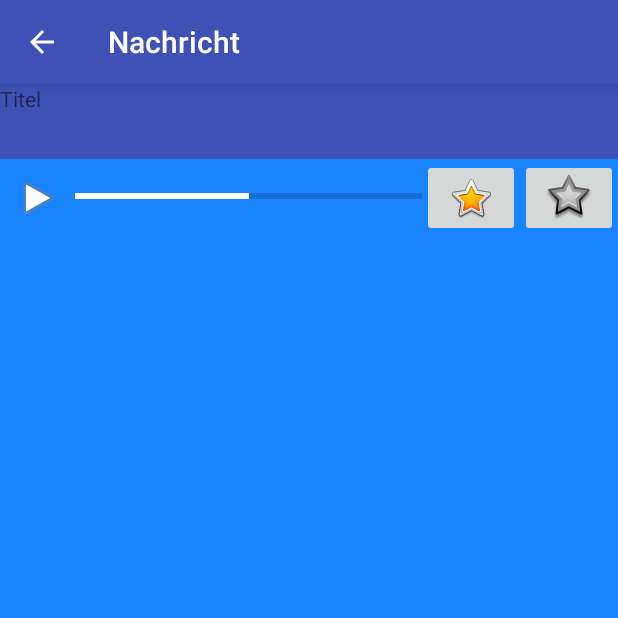
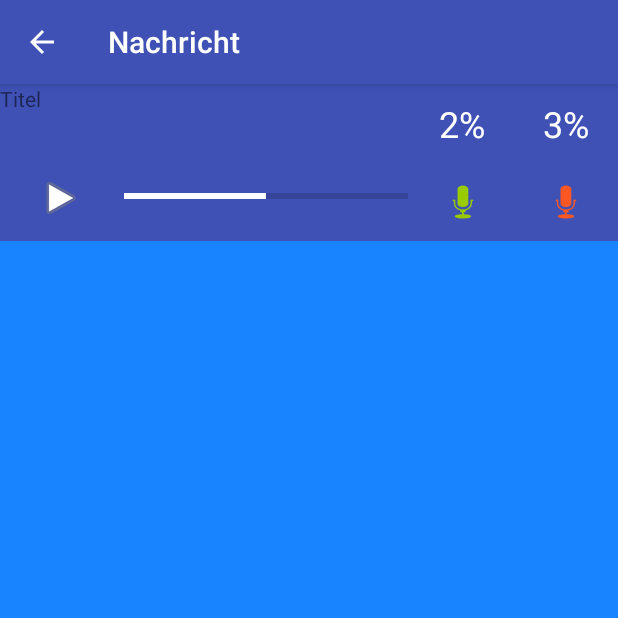
Before and after one commit to trishayser/hearme, an Android app: the PlayActivity screen opened directly, with no data from a screen before it, on a phone screen of 412 x 824 dp, the top half of it. Run offline under Robolectric (Android 15) with nearby library versions, the phone set to English and light mode, and no system bars.

Commit message:
Weitere Änderungen

```diff
--- a/app/src/main/java/com/example/paulo/mapstest/PlayActivity.java
+++ b/app/src/main/java/com/example/paulo/mapstest/PlayActivity.java
@@ -21,7 +21,6 @@ public class PlayActivity extends AppCompatActivity {
 
         final Intent playbackServiceIntent = new Intent(this, AudioPlayer.class);
         play = (ImageButton) findViewById(R.id.play);
-        ImageButton stop = (ImageButton) findViewById(R.id.stop);
 
         play.setOnClickListener(new View.OnClickListener() {
             @Override
@@ -43,16 +42,6 @@ public class PlayActivity extends AppCompatActivity {
             }
 
         });
-
-        stop.setOnClickListener(new View.OnClickListener() {
-
-            @Override
-            public void onClick(View view) {
-                stopService(playbackServiceIntent);
-
-                //finish();
-            }
-        });
     }
 
 
--- a/app/src/main/res/layout/activity_maps_2.xml
+++ b/app/src/main/res/layout/activity_maps_2.xml
@@ -138,7 +138,8 @@
                 android:layout_height="wrap_content"
                 android:layout_gravity="bottom|end"
                 android:layout_margin="@dimen/fab_margin"
-                app:backgroundTint="@color/mycolor"
+                android:tint="@color/kultur"
+                app:backgroundTint="@color/colorPrimary"
                 app:srcCompat="@android:drawable/ic_btn_speak_now" />
 
             <!-- <android.support.design.widget.FloatingActionButton
--- a/app/src/main/res/layout/activity_play.xml
+++ b/app/src/main/res/layout/activity_play.xml
@@ -18,14 +18,113 @@
         android:layout_height="match_parent"
         android:orientation="vertical">
 
+        <LinearLayout
+            android:layout_width="match_parent"
+            android:layout_height="wrap_content"
+            android:background="@color/colorPrimary"
+            android:orientation="horizontal">
+
+            <LinearLayout
+                android:layout_width="wrap_content"
+                android:layout_height="wrap_content"
+                android:layout_weight="60"
+                android:orientation="vertical">
+
                 <TextView
                     android:id="@+id/titel_edit"
                     android:layout_width="match_parent"
                     android:layout_height="50dp"
-            android:background="@color/colorPrimary"
+                    android:layout_weight="70"
                     android:ems="10"
                     android:inputType="textPersonName"
                     android:text="Titel" />
+
+                <LinearLayout
+                    android:layout_width="match_parent"
+                    android:layout_height="match_parent"
+                    android:layout_weight="70"
+                    android:orientation="horizontal">
+
+                    <ImageButton
+                        android:id="@+id/play"
+                        android:layout_width="wrap_content"
+                        android:layout_height="wrap_content"
+                        android:layout_weight="15"
+                        android:backgroundTint="@android:color/transparent"
+                        app:srcCompat="@android:drawable/ic_media_play" />
+
+                    <ProgressBar
+                        android:id="@+id/progressBar2"
+                        style="?android:attr/progressBarStyleHorizontal"
+                        android:layout_width="wrap_content"
+                        android:layout_height="50dp"
+                        android:layout_marginHorizontal="2dp"
+                        android:layout_weight="85"
+                        android:max="100"
+                        android:progress="50"
+                        android:progressTint="@color/white" />
+
+                </LinearLayout>
+
+            </LinearLayout>
+
+            <LinearLayout
+                android:layout_width="wrap_content"
+                android:layout_height="wrap_content"
+                android:layout_weight="20"
+                android:orientation="vertical">
+
+                <TextView
+                    android:id="@+id/textView"
+                    android:layout_width="wrap_content"
+                    android:layout_height="wrap_content"
+                    android:layout_gravity="center"
+                    android:layout_marginVertical="10dp"
+                    android:layout_weight="100"
+                    android:text="2%"
+                    android:textColor="@color/white"
+                    android:textSize="24sp" />
+
+                <ImageButton
+                    android:id="@+id/imageButton"
+                    android:layout_width="match_parent"
+                    android:layout_height="match_parent"
+                    android:layout_weight="100"
+                    android:backgroundTint="@android:color/transparent"
+                    android:elevation="0dp"
+                    android:tint="@android:color/holo_green_light"
+                    app:srcCompat="@android:drawable/ic_btn_speak_now" />
+            </LinearLayout>
+
+            <LinearLayout
+                android:layout_width="wrap_content"
+                android:layout_height="wrap_content"
+                android:layout_weight="20"
+                android:orientation="vertical">
+
+                <TextView
+                    android:id="@+id/textView2"
+                    android:layout_width="wrap_content"
+                    android:layout_height="wrap_content"
+                    android:layout_gravity="center"
+                    android:layout_marginVertical="10dp"
+                    android:layout_weight="70"
+                    android:text="3%"
+                    android:textColor="@color/white"
+                    android:textSize="24sp" />
+
+                <ImageButton
+                    android:id="@+id/imageButton2"
+                    android:layout_width="match_parent"
+                    android:layout_height="match_parent"
+                    android:layout_weight="70"
+                    android:backgroundTint="@android:color/transparent"
+                    android:tint="?attr/colorError"
+                    app:srcCompat="@android:drawable/ic_btn_speak_now" />
+
+            </LinearLayout>
+
+        </LinearLayout>
 
 
         <!-- <EditText
@@ -37,54 +136,6 @@
              android:inputType="textPersonName"
              android:text="Unterkategorie" />
              -->
-
-
-
-        <LinearLayout
-            android:layout_width="match_parent"
-            android:layout_height="wrap_content"
-            android:orientation="horizontal"
-            android:layout_marginBottom="30dp">
-
-            <ImageButton
-                android:id="@+id/play"
-                android:layout_width="50dp"
-                android:layout_height="wrap_content"
-                android:backgroundTint="@android:color/transparent"
-                app:srcCompat="@android:drawable/ic_media_play" />
-
-           <!-- <ImageButton
-                android:id="@+id/stop"
-                android:layout_width="50dp"
-                android:layout_height="wrap_content"
-                android:backgroundTint="@android:color/black"
-                app:srcCompat="@android:drawable/ic_media_pause" /> -->
-
-            <ProgressBar
-                android:id="@+id/progressBar2"
-                style="?android:attr/progressBarStyleHorizontal"
-                android:layout_width="wrap_content"
-                android:layout_height="50dp"
-                android:layout_weight="20"
-                android:max="100"
-                android:progress="50"
-                android:progressTint="@color/white" />
-
-            <ImageButton
-                android:id="@+id/imageButton"
-                android:layout_width="wrap_content"
-                android:layout_height="wrap_content"
-                android:layout_weight="1"
-                app:srcCompat="@android:drawable/btn_star_big_on" />
-
-            <ImageButton
-                android:id="@+id/imageButton2"
-                android:layout_width="wrap_content"
-                android:layout_height="wrap_content"
-                android:layout_weight="1"
-                app:srcCompat="@android:drawable/star_big_off" />
-
-        </LinearLayout>
 
 
         <ScrollView
@@ -103,3 +154,10 @@
     </LinearLayout>
 
 </LinearLayout>
+
+    <!-- <ImageButton
+                   android:id="@+id/stop"
+                   android:layout_width="50dp"
+                   android:layout_height="wrap_content"
+                   android:backgroundTint="@android:color/black"
+                   app:srcCompat="@android:drawable/ic_media_pause" /> -->
--- a/app/src/main/res/layout/new_record_activity.xml
+++ b/app/src/main/res/layout/new_record_activity.xml
@@ -22,7 +22,6 @@
             android:id="@+id/titel_edit"
             android:layout_width="match_parent"
             android:layout_height="50dp"
-            android:background="@color/colorPrimary"
             android:ems="10"
             android:inputType="textPersonName"
             android:text="Titel" />
@@ -43,7 +42,11 @@
                 android:layout_width="100dp"
                 android:layout_height="100dp"
                 android:layout_gravity="center_horizontal"
-                android:src="@android:drawable/ic_btn_speak_now"></ImageButton>
+                android:layout_marginBottom="20dp"
+                android:src="@android:drawable/ic_btn_speak_now"
+                android:background="@color/colorPrimary"
+                >
+            </ImageButton>
 
 
             <Button
@@ -51,8 +54,9 @@
                 android:layout_width="match_parent"
                 android:layout_height="wrap_content"
                 android:layout_gravity="center_horizontal"
-                android:layout_marginLeft="5dp"
-                android:layout_marginRight="5dp"
+                android:layout_marginLeft="15dp"
+                android:layout_marginRight="15dp"
+                android:background="@color/colorPrimary"
                 android:text="Abschicken" />
 
             <TextView
--- a/app/src/main/res/layout/settings_activity.xml
+++ b/app/src/main/res/layout/settings_activity.xml
@@ -54,6 +54,8 @@
             android:layout_height="wrap_content"
             android:layout_weight="1"
             android:textColor="@color/white"
+            android:background="@color/colorPrimary"
+            android:layout_marginHorizontal="15dp"
             android:text="Anmelden" />
 
 
--- a/app/src/main/res/values/colors.xml
+++ b/app/src/main/res/values/colors.xml
@@ -2,7 +2,7 @@
 <resources>
     <color name="colorPrimary">#3F51B5</color>
     <color name="colorPrimaryDark">#303F9F</color>
-    <color name="colorAccent">#FF4081</color>
+    <color name="colorAccent">#ff4081</color>
     <color name="mycolor">#1884FF</color>
     <color name="sport">#97C00E</color>
     <color name="kultur">#009de0</color>
```
Lines whose indentation alone changed are shown as unchanged.
